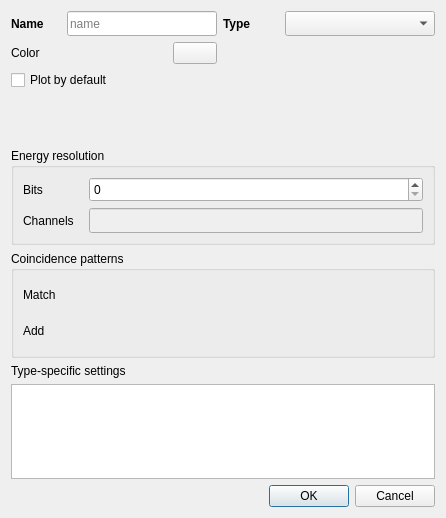
Old version of the form forms/dialog_spectrum_template.ui in the repository usnistgov/qpx-gamma.
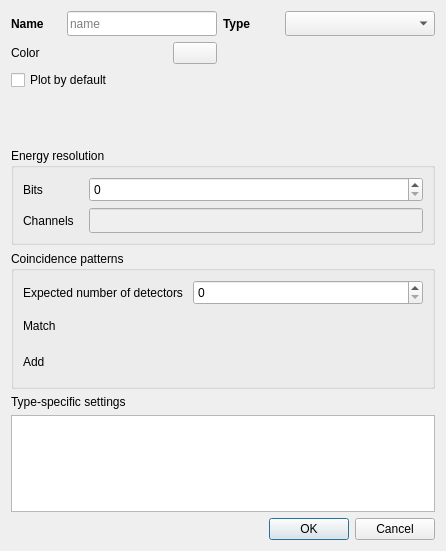
New version of the form. Icons and pictures are not drawn. Custom widgets are drawn as their Qt base class.

```diff
--- a/forms/dialog_spectrum_template.ui
+++ b/forms/dialog_spectrum_template.ui
@@ -10,7 +10,7 @@
     <x>0</x>
     <y>0</y>
     <width>446</width>
-    <height>518</height>
+    <height>551</height>
    </rect>
   </property>
   <property name="focusPolicy">
@@ -386,7 +386,7 @@
       <string>Coincidence patterns</string>
      </property>
      <layout class="QGridLayout" name="gridLayout_2">
-      <item row="0" column="0">
+      <item row="1" column="0">
        <layout class="QHBoxLayout" name="horizontalLayout_10">
         <item>
          <layout class="QVBoxLayout" name="verticalLayout_2">
@@ -460,6 +460,42 @@
         </item>
        </layout>
       </item>
+      <item row="0" column="0">
+       <layout class="QHBoxLayout" name="horizontalLayout_11">
+        <item>
+         <widget class="QLabel" name="label_9">
+          <property name="minimumSize">
+           <size>
+            <width>60</width>
+            <height>25</height>
+           </size>
+          </property>
+          <property name="text">
+           <string>Expected number of detectors </string>
+          </property>
+         </widget>
+        </item>
+        <item>
+         <widget class="QSpinBox" name="spinDets">
+          <property name="sizePolicy">
+           <sizepolicy hsizetype="MinimumExpanding" vsizetype="Fixed">
+            <horstretch>0</horstretch>
+            <verstretch>0</verstretch>
+           </sizepolicy>
+          </property>
+          <property name="minimumSize">
+           <size>
+            <width>100</width>
+            <height>25</height>
+           </size>
+          </property>
+          <property name="maximum">
+           <number>16</number>
+          </property>
+         </widget>
+        </item>
+       </layout>
+      </item>
      </layout>
     </widget>
    </item>
```
